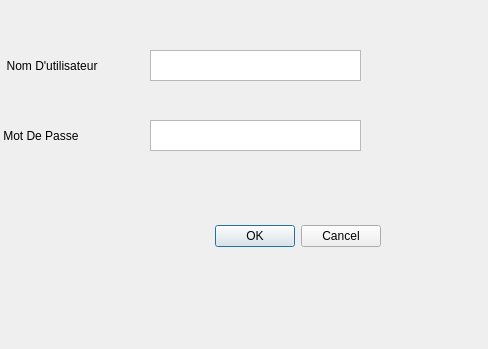
First picture: the form in logindialog.ui, repository ProjetCPP-S2-2A15/projetcpp2a15-vaccicare, before the edit.
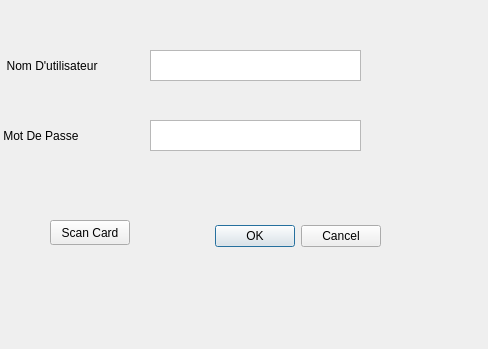
Second picture: the form after the edit.

Commit message: integration Arduino Card Reader

Patch:
```diff
--- a/logindialog.ui
+++ b/logindialog.ui
@@ -78,6 +78,19 @@
     <string>           Nom D'utilisateur</string>
    </property>
   </widget>
+  <widget class="QPushButton" name="ButtonScanCard">
+   <property name="geometry">
+    <rect>
+     <x>50</x>
+     <y>220</y>
+     <width>80</width>
+     <height>25</height>
+    </rect>
+   </property>
+   <property name="text">
+    <string>Scan Card</string>
+   </property>
+  </widget>
  </widget>
  <resources/>
  <connections>
```
The commit also changes 1205 other files.
